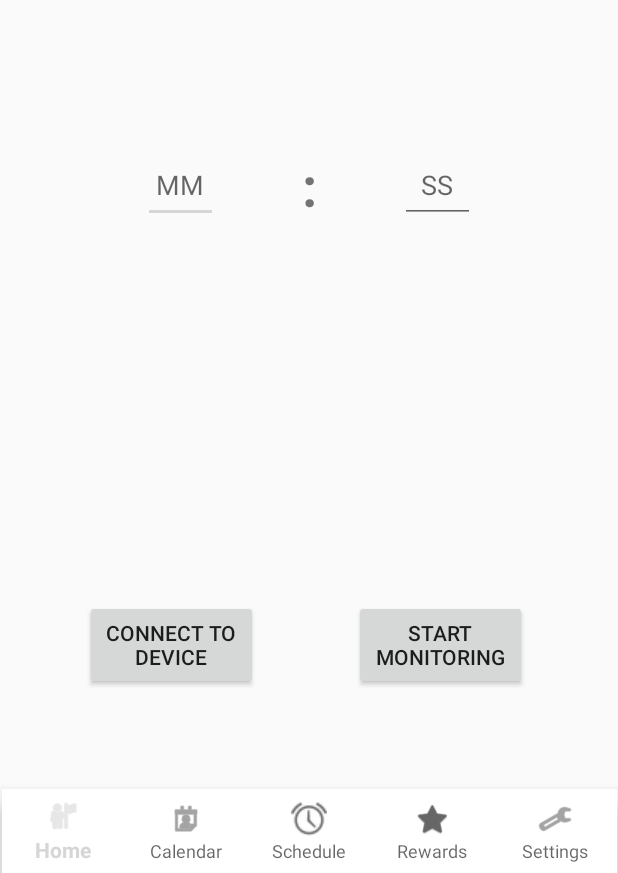
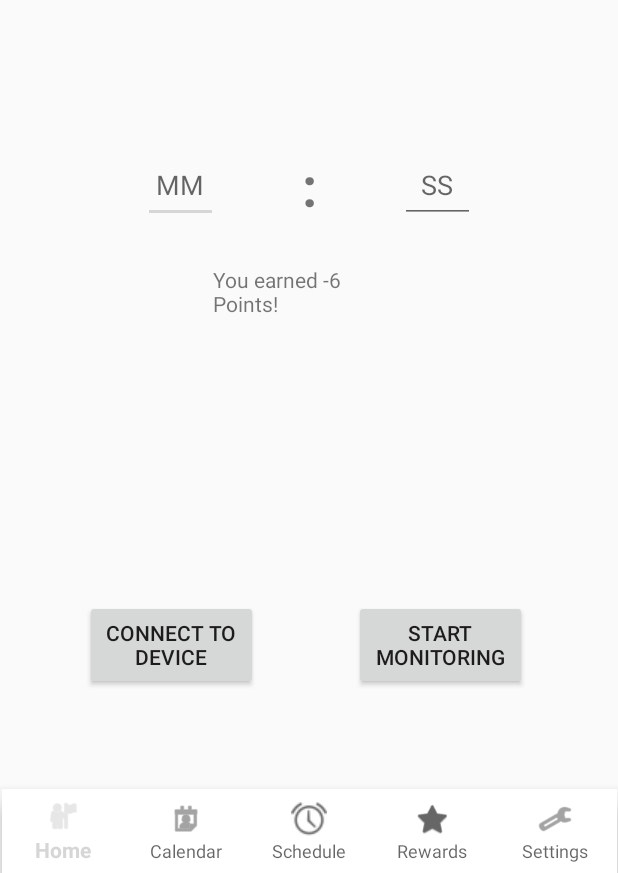
Before and after one commit to trojapete7/JOLT, an Android app: the screen it shows after launch (MainActivity), after a tap on "START MONITORING", on a phone screen of 412 x 824 dp, the part 363-1236 px from its top. Run offline under Robolectric (Android 15) with nearby library versions, the phone set to English and light mode, and no system bars; our stand-ins replace navigation-ui.

Commit message:
Basic monitoring working

```diff
--- a/app/build.gradle
+++ b/app/build.gradle
@@ -8,7 +8,7 @@ android {
 
     defaultConfig {
         applicationId "jolt.pack"
-        minSdkVersion 24
+        minSdkVersion 26 //was 24, LocalTime requires 26
         targetSdkVersion 29
         versionCode 1
         versionName "1.0"
--- a/app/src/main/java/jolt/pack/Home.kt
+++ b/app/src/main/java/jolt/pack/Home.kt
@@ -11,6 +11,9 @@ import android.view.ViewGroup
 import android.widget.Button
 import android.widget.EditText
 import kotlinx.android.synthetic.main.fragment_home.*
+import java.time.LocalDate
+import java.time.LocalTime
+import java.time.format.DateTimeFormatter
 
 
 const val REQUEST_ENABLE_BT = 1
@@ -19,6 +22,11 @@ private const val SCAN_PERIOD: Long = 10000
 
 class Home : Fragment() {
 
+    var durationInMillis  = 0L
+    private fun setDuration (Long: Long):Long {
+        durationInMillis = Long
+        return Long
+}
     override fun onCreateView (inflater: LayoutInflater, container: ViewGroup?, savedInstanceState: Bundle?): View? {
         val view: View = inflater.inflate(R.layout.fragment_home, container, false)
 
@@ -35,8 +43,8 @@ class Home : Fragment() {
 
             hideUi()
             errMess.visibility = View.VISIBLE
-
             val beginVal: Long = ((numMinutes*60*1000)+(numSeconds*1000)).toLong()
+            setDuration(beginVal)
             timer(beginVal, 1000).start()
 
         }
@@ -49,20 +57,28 @@ class Home : Fragment() {
         return view
     }
 
+    var beforeTime = System.currentTimeMillis()
+    var afterTime = System.currentTimeMillis()
+
     override fun onViewCreated(view: View, savedInstanceState: Bundle?) {
         super.onViewCreated(view, savedInstanceState)
     }
 
+    override fun onPause() {
+        super.onPause()
+    }
     override fun onDestroy() {
         super.onDestroy()
     }
 
     override fun onStop() {
         super.onStop()
+        beforeTime = System.currentTimeMillis()
     }
 
     override fun onStart() {
         super.onStart()
+        afterTime = System.currentTimeMillis() - beforeTime
     }
 
     // Might need onActivityResult() here to catch the result from startActivityForResult() method
@@ -110,6 +126,7 @@ class Home : Fragment() {
             override fun onFinish(){
                 makeUiVisible()
                 errMess.text = ""
+                pointsEarned()
             }
         }
     }
@@ -172,4 +189,11 @@ class Home : Fragment() {
         return trueS
     }
 
+    private fun pointsEarned(){
+        var timeEarned = (durationInMillis - afterTime)/1000
+        var minutesEarned = timeEarned/60
+        //var totalPoints = (minutesEarned *5) - (14 * numUnlocks)
+        points.text = "You earned " + timeEarned + " Points!"
+    }
+
 }
--- a/app/src/main/res/layout/fragment_home.xml
+++ b/app/src/main/res/layout/fragment_home.xml
@@ -149,4 +149,19 @@
         app:layout_constraintStart_toEndOf="@+id/separatorMinutesToSeconds"
         app:layout_constraintTop_toBottomOf="@+id/title" />
 
+    <TextView
+        android:id="@+id/points"
+        android:layout_width="128dp"
+        android:layout_height="69dp"
+        android:layout_marginStart="172dp"
+        android:layout_marginLeft="172dp"
+        android:layout_marginEnd="180dp"
+        android:layout_marginRight="180dp"
+        app:layout_constraintBottom_toBottomOf="parent"
+        app:layout_constraintEnd_toEndOf="parent"
+        app:layout_constraintHorizontal_bias="0.449"
+        app:layout_constraintStart_toStartOf="parent"
+        app:layout_constraintTop_toTopOf="parent"
+        app:layout_constraintVertical_bias="0.519" />
+
 </androidx.constraintlayout.widget.ConstraintLayout>
```
